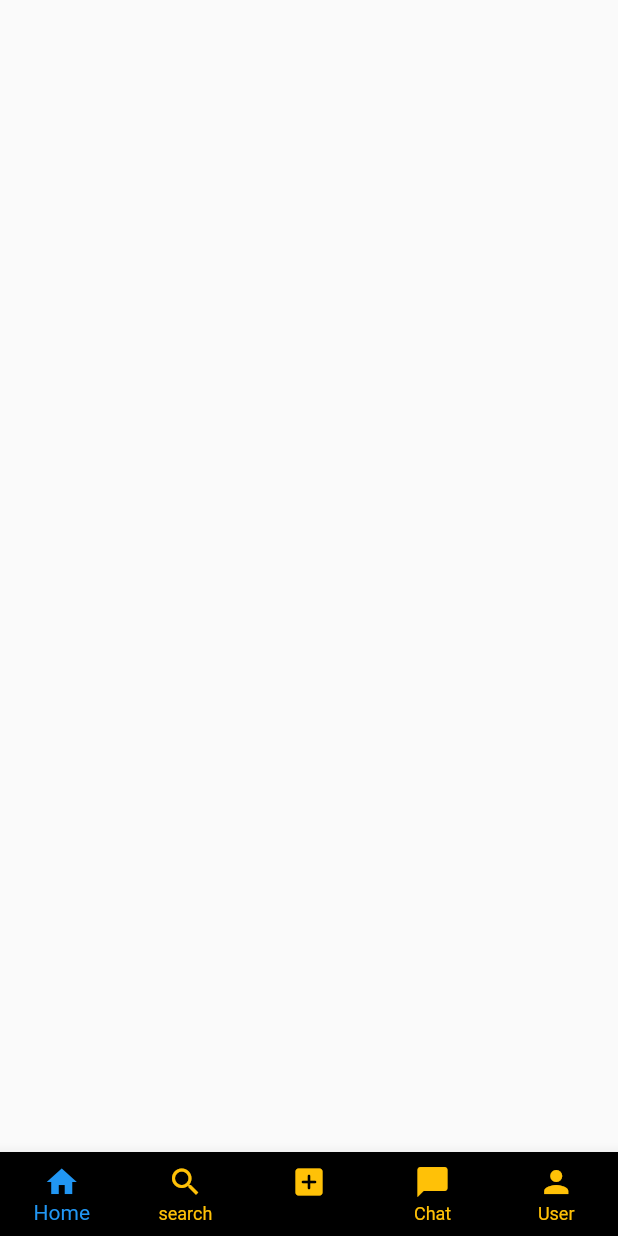
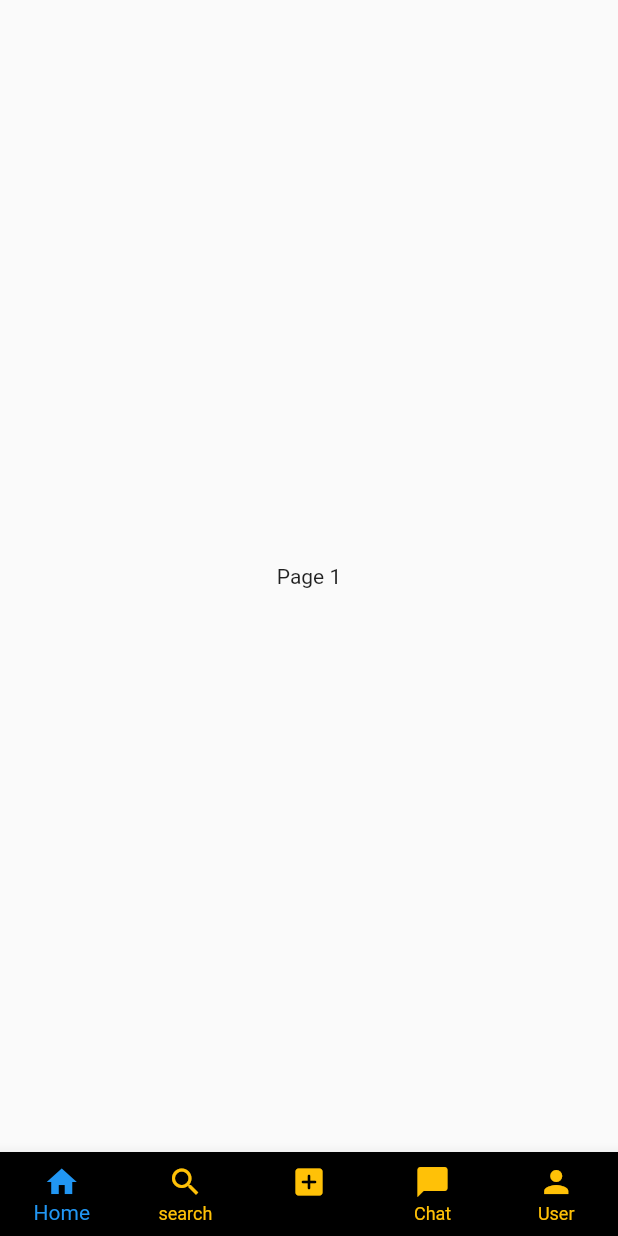
Before and after one commit to ZahangirAlamJP/flutter_example, a Flutter app: the screen it shows after launch, on a phone screen of 412 x 824 dp. Run offline on Flutter 3.47's test engine with Material 2 defaults, Android fonts, the phone set to English and light mode, and no system bars.

```diff
--- a/lib/tiktok Ui/main_page.dart
+++ b/lib/tiktok Ui/main_page.dart
@@ -1,4 +1,5 @@
 import 'package:flutter/material.dart';
+import 'package:flutter_example/whatsapp_ui/chat_page.dart';
 
 class MainPage extends StatefulWidget {
   const MainPage({ Key? key }) : super(key: key);
@@ -15,9 +16,17 @@ class _MainPageState extends State<MainPage> {
       selectedIndex = index;
     });
   }
+  List<Widget> _pages = [
+    Center(child: Text("Page 1"),),
+    Center(child: Text("Page 2"),),
+    Center(child: Text("Page 3"),),
+    ChatPage(),
+    Center(child: Text("Page 5"),),
+  ];
   @override
   Widget build(BuildContext context) {
     return Scaffold(
+      body: _pages[selectedIndex],
       bottomNavigationBar: BottomNavigationBar(
         backgroundColor: Colors.black,
         unselectedItemColor: Colors.amber,
```
